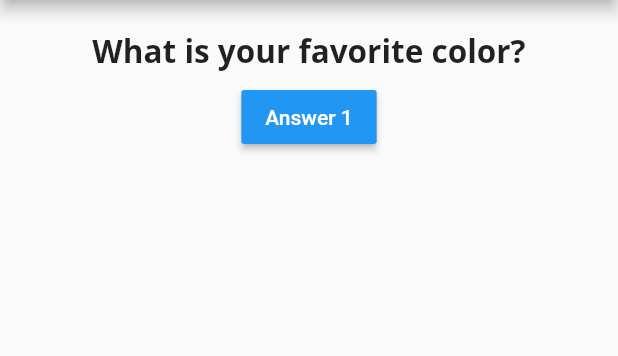
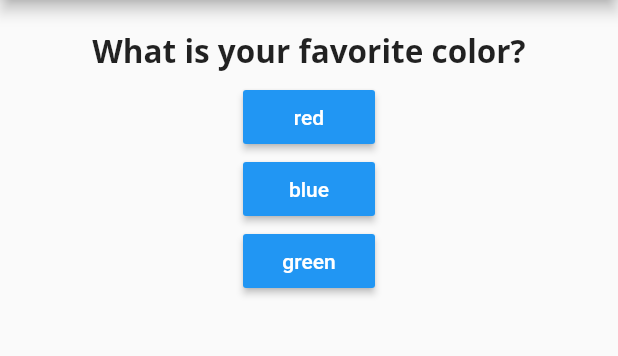
Before and after one commit to vsmengine/flutter_basics, a Flutter app: the screen it shows after launch, on a phone screen of 412 x 824 dp, the part 84-440 px from its top. Run offline on Flutter 3.47's test engine with Material 2 defaults, Android fonts, the phone set to English and light mode, and no system bars; Roboto replaces fonts that are missing (Open Sans).

```diff
--- a/lib/answer.dart
+++ b/lib/answer.dart
@@ -2,14 +2,15 @@ import 'package:flutter/material.dart';
 
 class Answer extends StatelessWidget {
   final Function answerHandler;
+  final String answerText;
 
-  Answer(this.answerHandler);
+  Answer(this.answerHandler, this.answerText);
 
   @override
   Widget build(BuildContext context) {
     return Container(
       child: RaisedButton(
-        child: Text('Answer 1'),
+        child: Text(answerText),
         onPressed: answerHandler,
         color: Colors.blue,
         textColor: Colors.white,
--- a/lib/main.dart
+++ b/lib/main.dart
@@ -23,10 +23,18 @@ class _MyAppState extends State<MyApp> {
   @override
   Widget build(BuildContext context) {
     var questions = [
-      'What is your favorite color?',
-      'what is your favorite flower?',
-      'what is your favorite fruit?',
-      'All questions are answered successfully!',
+      {
+        'question': 'What is your favorite color?',
+        'answers': ['red', 'blue', 'green'],
+      },
+      {
+        'question': 'What is your favorite flower?',
+        'answers': ['rose', 'sunflower', 'jasmine'],
+      },
+      {
+        'question': 'What is your favorite fruit?',
+        'answers': ['apple', 'orange', 'banana'],
+      }
     ];
     return MaterialApp(
       title: 'Welcome to Flutter',
@@ -35,8 +43,12 @@ class _MyAppState extends State<MyApp> {
           title: Text('Welcome to Flutter'),
         ),
         body: Column(children: <Widget>[
-          Question(questions.elementAt(_questionIndex)),
-          Answer(_answer),
+          Question(questions.elementAt(_questionIndex)['question']),
+          ...(questions.elementAt(_questionIndex)['answers'] as List<String>).map(
+            (answer) {
+              return Answer(_answer, answer);
+            }
+          ).toList(),
         ],)
       ),
     );
```
